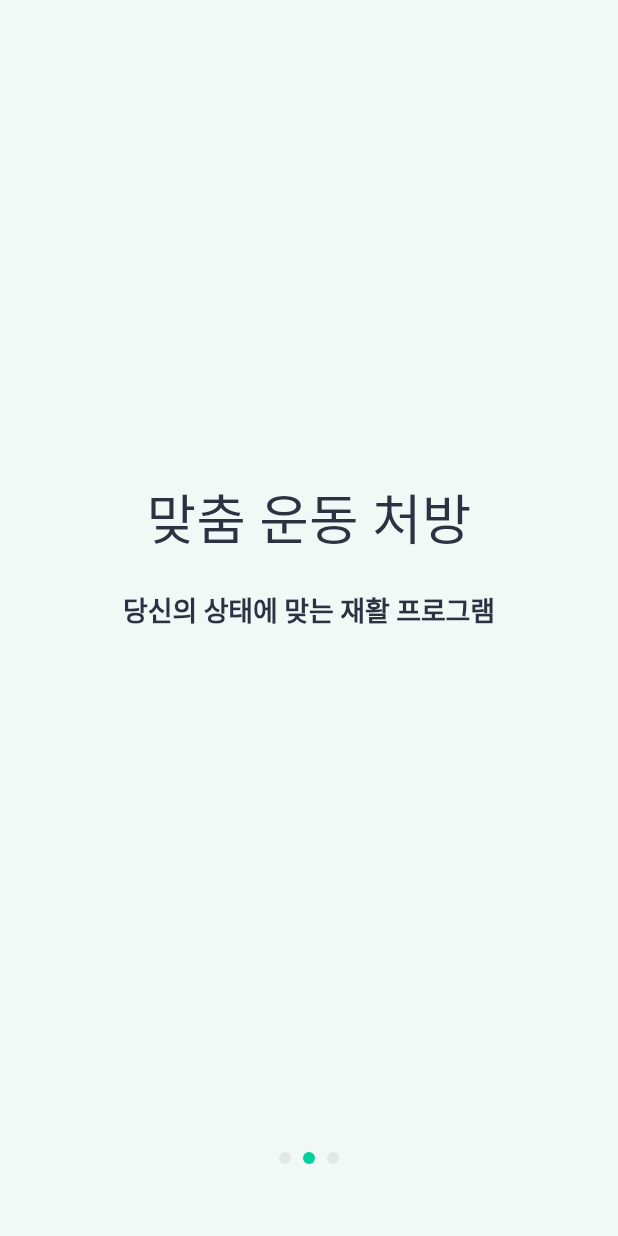
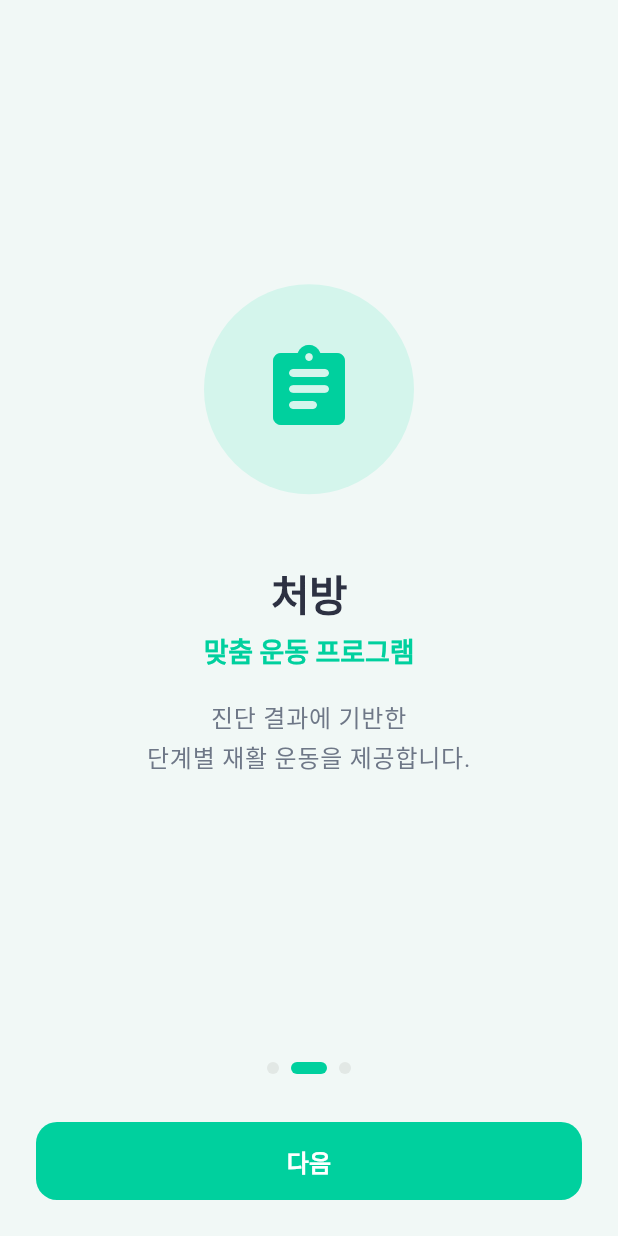
Before and after one commit to rekit-app/rekit-app, a Flutter app: the screen it shows after launch, swiped to page 2, on a phone screen of 412 x 824 dp. Run offline on Flutter 3.47's test engine with Material 3 defaults, Android fonts, the phone set to English and light mode, and no system bars; our stand-ins replace shared_preferences.

Commit message:
feat: redesign IntroScreen with modern healthcare onboarding
3 slides: 진단 (diagnosis), 처방 (prescription), 회복 (recovery)
each with large icon in mint circle, title, subtitle, description.

- Animated pill-shaped page indicator (active dot stretches to 24px)
- CTA button visible on all pages ("다음" → "시작하기" on last)
- All colors from Theme.of(context).colorScheme
- All text from Theme.of(context).textTheme
- Removed context_theme.dart extension dependency

Co-Authored-By: Claude Opus 4.5 <noreply@anthropic.com>

```diff
--- a/lib/screens/intro_screen.dart
+++ b/lib/screens/intro_screen.dart
@@ -1,5 +1,4 @@
 import 'package:flutter/material.dart';
-import '../core/extensions/context_theme.dart';
 import 'login_screen.dart';
 
 class IntroScreen extends StatefulWidget {
@@ -13,6 +12,22 @@ class _IntroScreenState extends State<IntroScreen> {
   final PageController _pageController = PageController();
   int _currentPage = 0;
 
+  static const _totalPages = 3;
+
+  void _onNext() {
+    if (_currentPage < _totalPages - 1) {
+      _pageController.nextPage(
+        duration: const Duration(milliseconds: 300),
+        curve: Curves.easeInOut,
+      );
+    } else {
+      Navigator.push(
+        context,
+        MaterialPageRoute(builder: (_) => const LoginScreen()),
+      );
+    }
+  }
+
   @override
   void dispose() {
     _pageController.dispose();
@@ -21,10 +36,15 @@ class _IntroScreenState extends State<IntroScreen> {
 
   @override
   Widget build(BuildContext context) {
+    final colors = Theme.of(context).colorScheme;
+    final text = Theme.of(context).textTheme;
+    final isLastPage = _currentPage == _totalPages - 1;
+
     return Scaffold(
       body: SafeArea(
         child: Column(
           children: [
+            // PageView
             Expanded(
               child: PageView(
                 controller: _pageController,
@@ -34,48 +54,51 @@ class _IntroScreenState extends State<IntroScreen> {
                   });
                 },
                 children: const [
-                  _IntroPage(title: 'Rekit', description: '통증의 원인을 진단하고'),
                   _IntroPage(
-                      title: '맞춤 운동 처방', description: '당신의 상태에 맞는 재활 프로그램'),
-                  _IntroPage(title: '재발 방지', description: '근력까지 책임지는 회복 시스템'),
+                    icon: Icons.search_rounded,
+                    title: '진단',
+                    subtitle: '통증의 원인을 찾아드립니다',
+                    description: '간단한 질문으로 어깨·목·허리 통증의\n정확한 원인을 파악합니다.',
+                  ),
+                  _IntroPage(
+                    icon: Icons.assignment_rounded,
+                    title: '처방',
+                    subtitle: '맞춤 운동 프로그램',
+                    description: '진단 결과에 기반한\n단계별 재활 운동을 제공합니다.',
+                  ),
+                  _IntroPage(
+                    icon: Icons.trending_up_rounded,
+                    title: '회복',
+                    subtitle: '꾸준한 회복을 함께',
+                    description: '매일의 운동 기록을 추적하고\n완전한 회복까지 함께합니다.',
+                  ),
                 ],
               ),
             ),
+
+            // Bottom section: indicator + button
             Padding(
-              padding: const EdgeInsets.all(24),
+              padding: const EdgeInsets.fromLTRB(24, 0, 24, 24),
               child: Column(
                 children: [
-                  Row(
-                    mainAxisAlignment: MainAxisAlignment.center,
-                    children: List.generate(3, (index) {
-                      return Container(
-                        margin: const EdgeInsets.symmetric(horizontal: 4),
-                        width: 8,
-                        height: 8,
-                        decoration: BoxDecoration(
-                          shape: BoxShape.circle,
-                          color: _currentPage == index
-                              ? context.colorScheme.primary
-                              : context.colorScheme.outlineVariant,
+                  // Page indicator
+                  _PageDots(
+                    currentPage: _currentPage,
+                    totalPages: _totalPages,
                   ),
-                      );
-                    }),
-                  ),
-                  const SizedBox(height: 24),
-                  if (_currentPage == 2)
+                  const SizedBox(height: 32),
+
+                  // CTA button
                   SizedBox(
                     width: double.infinity,
                     child: ElevatedButton(
-                        onPressed: () {
-                          Navigator.push(
-                            context,
-                            MaterialPageRoute(
-                                builder: (_) => const LoginScreen()),
-                          );
-                        },
+                      onPressed: _onNext,
                       child: Text(
-                          '시작하기',
-                          style: context.textTheme.titleMedium,
+                        isLastPage ? '시작하기' : '다음',
+                        style: text.titleMedium?.copyWith(
+                          color: colors.onPrimary,
+                          fontWeight: FontWeight.w700,
+                        ),
                       ),
                     ),
                   ),
@@ -89,37 +112,114 @@ class _IntroScreenState extends State<IntroScreen> {
   }
 }
 
+// ─── _IntroPage ─────────────────────────────────────────────
+
 class _IntroPage extends StatelessWidget {
+  final IconData icon;
   final String title;
+  final String subtitle;
   final String description;
 
   const _IntroPage({
+    required this.icon,
     required this.title,
+    required this.subtitle,
     required this.description,
   });
 
   @override
   Widget build(BuildContext context) {
-    return Center(
-      child: Padding(
-        padding: const EdgeInsets.all(24),
+    final colors = Theme.of(context).colorScheme;
+    final text = Theme.of(context).textTheme;
+
+    return Padding(
+      padding: const EdgeInsets.symmetric(horizontal: 32),
       child: Column(
         mainAxisAlignment: MainAxisAlignment.center,
         children: [
+          // Icon illustration
+          Container(
+            width: 140,
+            height: 140,
+            decoration: BoxDecoration(
+              color: colors.primaryContainer,
+              shape: BoxShape.circle,
+            ),
+            child: Icon(
+              icon,
+              size: 64,
+              color: colors.primary,
+            ),
+          ),
+          const SizedBox(height: 48),
+
+          // Title
           Text(
             title,
-              style: context.textTheme.displaySmall,
+            style: text.headlineLarge?.copyWith(
+              fontWeight: FontWeight.w800,
+            ),
             textAlign: TextAlign.center,
           ),
-            const SizedBox(height: 24),
+          const SizedBox(height: 8),
+
+          // Subtitle
+          Text(
+            subtitle,
+            style: text.titleLarge?.copyWith(
+              color: colors.primary,
+              fontWeight: FontWeight.w600,
+            ),
+            textAlign: TextAlign.center,
+          ),
+          const SizedBox(height: 16),
+
+          // Description
           Text(
             description,
-              style: context.textTheme.titleLarge,
+            style: text.bodyLarge?.copyWith(
+              color: colors.onSurfaceVariant,
+              height: 1.6,
+            ),
             textAlign: TextAlign.center,
           ),
         ],
       ),
-      ),
     );
   }
 }
+
+// ─── _PageDots ──────────────────────────────────────────────
+
+class _PageDots extends StatelessWidget {
+  final int currentPage;
+  final int totalPages;
+
+  const _PageDots({
+    required this.currentPage,
+    required this.totalPages,
+  });
+
+  @override
+  Widget build(BuildContext context) {
+    final colors = Theme.of(context).colorScheme;
+
+    return Row(
+      mainAxisAlignment: MainAxisAlignment.center,
+      children: List.generate(totalPages, (index) {
+        final isActive = index == currentPage;
+        return AnimatedContainer(
+          duration: const Duration(milliseconds: 250),
+          curve: Curves.easeInOut,
+          margin: const EdgeInsets.symmetric(horizontal: 4),
+          width: isActive ? 24 : 8,
+          height: 8,
+          decoration: BoxDecoration(
+            borderRadius: BorderRadius.circular(4),
+            color: isActive ? colors.primary : colors.outlineVariant,
+          ),
+        );
+      }),
+    );
+  }
+}
```
Lines whose indentation alone changed are shown as unchanged.
